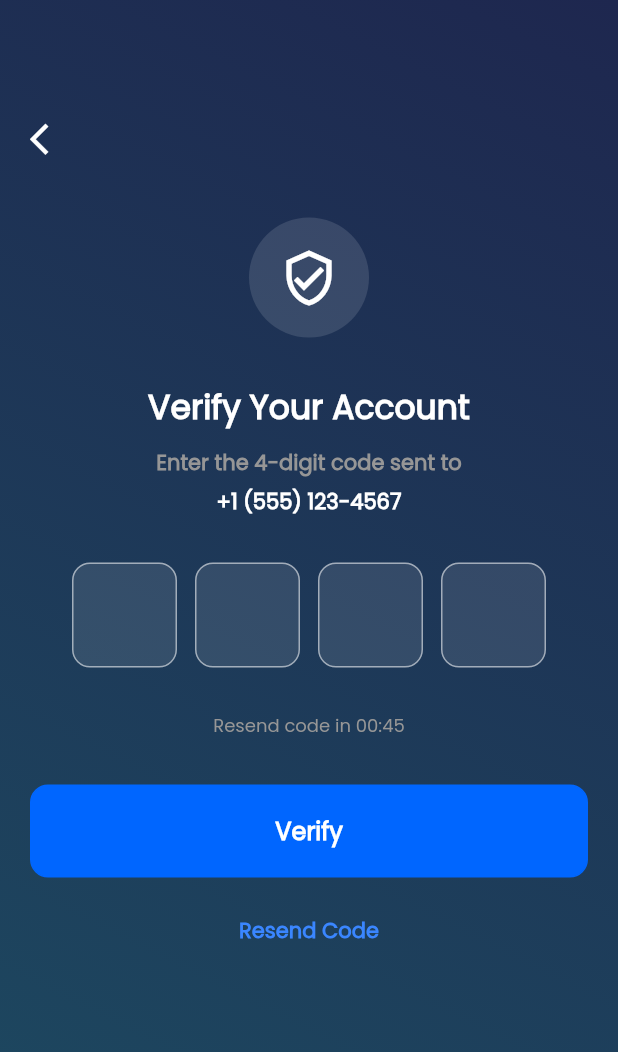
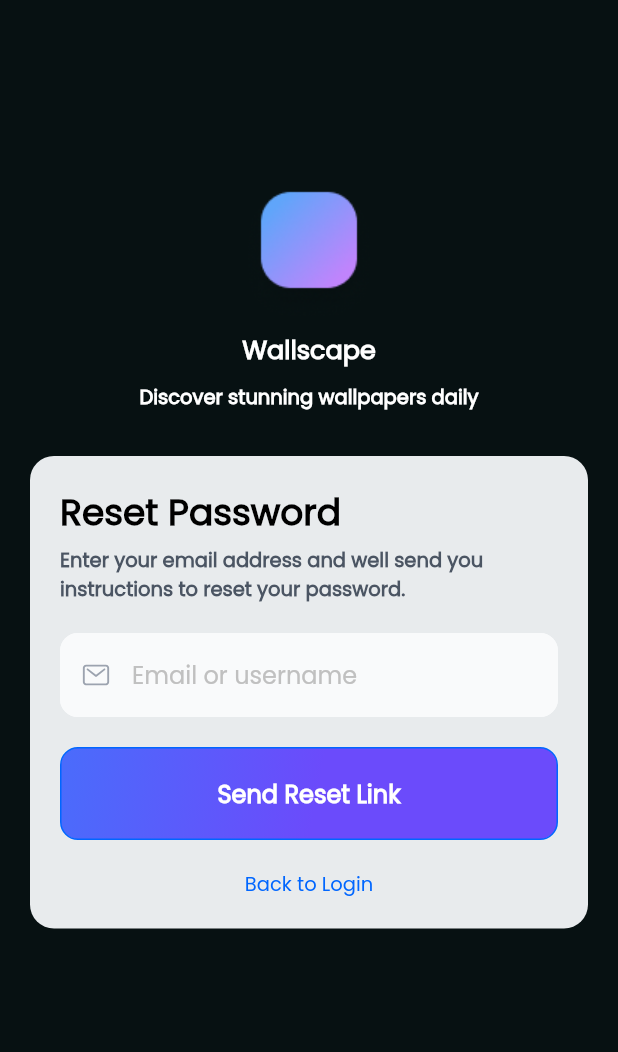
Before and after one commit to zobayerdev/Flutter_Wallpaper, a Flutter app: the OtpScreen screen opened by its route, after a tap on "Verify", on a phone screen of 412 x 824 dp. Shown: the top 1052 px of the screen. Run offline on Flutter 3.47's test engine with Material 3 defaults, Android fonts, the phone set to English and light mode, and no system bars; our stand-ins replace dio, flutter_svg, fluttertoast, get, get_it, get_storage and 1 more; accounts and stored records are empty.

Commit message:
forget screen and new pass screen 100% done

```diff
--- a/lib/assets_helper/app_colors.dart
+++ b/lib/assets_helper/app_colors.dart
@@ -9,6 +9,8 @@ class AppColors {
   static const Color snow_blue_color = Color(0xFFEFF6FF);
   static const Color gradiant_one = Color(0xFF1E274F);
   static const Color gradiant_two = Color(0xFF1D4A61);
+  static const Color gradiantStart = Color(0xFF6B4BFB);
+  static const Color gradiantEnd = Color(0xFF4B6BFB);
 
   static const Color cDBEAFE = Color(0xFFDBEAFE);
   static const Color c6B7280 = Color(0xFF6B7280);
--- a/lib/assets_helper/app_images.dart
+++ b/lib/assets_helper/app_images.dart
@@ -10,6 +10,7 @@ class AppImages {
   static const String iconImage = '$imageRoute/icon.png';
   static const String bgImage = '$imageRoute/background.png';
   static const String logo = '$imageRoute/logo.png';
+  static const String logo2 = '$imageRoute/logo2.png';
   static const String googleImage = '$imageRoute/google_image.png';
   static const String wallpaper_1 = '$imageRoute/wallpaper_1.png';
   static const String wallpaper_2 = '$imageRoute/wallpaper_2.png';
--- a/lib/common_widgets/custom_button.dart
+++ b/lib/common_widgets/custom_button.dart
@@ -42,12 +42,11 @@
 
 import 'package:wallpaper_hub/assets_helper/app_colors.dart';
 import 'package:flutter/material.dart';
-
 import 'package:wallpaper_hub/assets_helper/app_fonts.dart';
 
 Widget customButton({
   required String name,
-  required VoidCallback? onCallBack, // Allow null for safety
+  required VoidCallback? onCallBack,
   double? height,
   double? minWidth,
   double? borderRadius,
@@ -56,17 +55,19 @@ Widget customButton({
   TextStyle? textStyle,
   required BuildContext context,
   Color? borderColor,
+  Gradient? gradient,
   elevation,
 }) {
   return GestureDetector(
-    onTap: onCallBack ?? () {}, // Provide a fallback if null
+    onTap: onCallBack ?? () {},
     child: Container(
       height: height ?? 62,
       width: minWidth ?? double.infinity,
       padding: padding ?? EdgeInsets.all(0),
       alignment: Alignment.center,
       decoration: BoxDecoration(
-        color: color ?? AppColors.c6940C9,
+        gradient: gradient,
+        color: gradient == null ? color ?? AppColors.gradiantEnd : null,
         borderRadius: BorderRadius.circular(borderRadius ?? 12),
         border: Border.all(
           color: borderColor ?? AppColors.c0A5B55,
--- a/lib/features/auth_screen/presentation/forget_screen.dart
+++ b/lib/features/auth_screen/presentation/forget_screen.dart
@@ -0,0 +1,150 @@
+import 'package:flutter/material.dart';
+import 'package:flutter_svg/flutter_svg.dart';
+import 'package:wallpaper_hub/assets_helper/app_colors.dart';
+import 'package:wallpaper_hub/assets_helper/app_fonts.dart';
+import 'package:wallpaper_hub/assets_helper/app_icons.dart';
+import 'package:wallpaper_hub/assets_helper/app_images.dart';
+import 'package:wallpaper_hub/common_widgets/custom_button.dart';
+import 'package:wallpaper_hub/common_widgets/custom_text_field.dart';
+import 'package:wallpaper_hub/constants/custome_theme.dart';
+import 'package:wallpaper_hub/helpers/all_routes.dart';
+import 'package:wallpaper_hub/helpers/navigation_service.dart';
+
+
+class ForgetScreen extends StatefulWidget {
+  const ForgetScreen({super.key});
+
+  @override
+  State<ForgetScreen> createState() => _ForgetScreenState();
+}
+
+class _ForgetScreenState extends State<ForgetScreen> {
+  @override
+  Widget build(BuildContext context) {
+    return Scaffold(
+      body: Container(
+        width: double.infinity,
+        height: double.infinity,
+        decoration: BoxDecoration(
+          color: CustomTheme.kToDark,
+        ),
+        child: SizedBox(
+          child: SingleChildScrollView(
+            child: Padding(
+              padding: EdgeInsets.only(top: 120, left: 20, right: 20),
+              child: Center(
+                child: Column(
+                  mainAxisAlignment: MainAxisAlignment.center,
+                  crossAxisAlignment: CrossAxisAlignment.center,
+                  children: [
+                    Image.asset(
+                      AppImages.logo2,
+                      height: 100,
+                      width: 100,
+                    ),
+                    Text(
+                      'Wallscape',
+                      style: TextFontStyle.textStyle17w600Poppins.copyWith(
+                        fontWeight: FontWeight.bold,
+                        color: AppColors.white,
+                      ),
+                    ),
+                    SizedBox(height: 10),
+                    Text(
+                      'Discover stunning wallpapers daily',
+                      style: TextFontStyle.textStyle13w600Poppins.copyWith(
+                        fontWeight: FontWeight.bold,
+                        color: AppColors.white,
+                      ),
+                    ),
+                    SizedBox(height: 30),
+                    Container(
+                      width: double.infinity,
+                      decoration: BoxDecoration(
+                        color: AppColors.cE8EBED,
+                        borderRadius: BorderRadius.circular(16),
+                      ),
+                      padding: EdgeInsets.all(20),
+                      child: Column(
+                        children: [
+                          Row(
+                            mainAxisAlignment: MainAxisAlignment.start,
+                            children: [
+                              Text(
+                                'Reset Password',
+                                style: TextFontStyle.headLine24w600Poppins
+                                    .copyWith(
+                                  fontWeight: FontWeight.bold,
+                                  color: AppColors.blackColor,
+                                ),
+                              ),
+                            ],
+                          ),
+                          SizedBox(height: 4),
+                          Row(
+                            mainAxisAlignment: MainAxisAlignment.start,
+                            children: [
+                              Text(
+                                'Enter your email address and well send you \ninstructions to reset your password.',
+                                style: TextFontStyle.textStyle13w600Poppins.copyWith(
+                                  fontWeight: FontWeight.bold,
+                                  color: AppColors.c4B5563,
+                                ),
+                              ),
+                            ],
+                          ),
+                          SizedBox(height: 20),
+                          CustomTextfield(
+                            hintText: 'Email or username',
+                            inputType: TextInputType.emailAddress,
+                            fillColor: AppColors.cF9FAFB,
+                            borderColor: AppColors.cF9FAFB,
+                            prefixIcon: Padding(
+                              padding: const EdgeInsets.all(14.0),
+                              child: SvgPicture.asset(
+                                AppIcons.emailSvg,
+                              ),
+                            ),
+                          ),
+
+                          SizedBox(height: 20),
+                          customButton(
+                            name: 'Send Reset Link',
+                            onCallBack: () {
+                              NavigationService.navigateTo(
+                                Routes.newPassScreen,
+                              );
+                            },
+                            context: context,
+                            gradient: LinearGradient(
+                              colors: [
+                                AppColors.gradiantEnd,
+                                AppColors.gradiantStart,
+                              ],
+                              begin: Alignment.centerLeft,
+                              end: Alignment.bottomCenter,
+                            ),
+                            borderColor: AppColors.primaryColor,
+                          ),
+
+                          SizedBox(height: 20),
+                          Text(
+                            "Back to Login",
+                            style:
+                            TextFontStyle.textStyle13w500Poppins.copyWith(
+                              color: AppColors.primaryColor,
+                            ),
+                          ),
+                        ],
+                      ),
+                    ),
+                  ],
+                ),
+              ),
+            ),
+          ),
+        ),
+      ),
+    );
+  }
+}
--- a/lib/features/auth_screen/presentation/otp_screen.dart
+++ b/lib/features/auth_screen/presentation/otp_screen.dart
@@ -107,7 +107,7 @@ class _OtpScreenState extends State<OtpScreen> {
                       name: 'Verify',
                       onCallBack: () {
                         NavigationService.navigateTo(
-                          Routes.otpScreen,
+                          Routes.forgetScreen,
                         );
                       },
                       context: context,
--- a/lib/helpers/all_routes.dart
+++ b/lib/helpers/all_routes.dart
@@ -1,7 +1,9 @@
 import 'dart:io';
 
 import 'package:flutter/cupertino.dart';
+import 'package:wallpaper_hub/features/auth_screen/presentation/forget_screen.dart';
 import 'package:wallpaper_hub/features/auth_screen/presentation/login_screen.dart';
+import 'package:wallpaper_hub/features/auth_screen/presentation/new_pass_screen.dart';
 import 'package:wallpaper_hub/features/auth_screen/presentation/otp_screen.dart';
 import 'package:wallpaper_hub/features/auth_screen/presentation/signup_screen.dart';
 
@@ -14,6 +16,8 @@ final class Routes {
   static const String logInScreen = '/logInScreen';
   static const String signUpScreen = '/signUpScreen';
   static const String otpScreen = '/otpScreen';
+  static const String forgetScreen = '/forgetScreen';
+  static const String newPassScreen = '/newPassScreen';
 
 }
 
@@ -38,6 +42,14 @@ final class RouteGenerator {
         return Platform.isAndroid
             ? _FadedTransitionRoute(widget: OtpScreen(), settings: settings)
             : CupertinoPageRoute(builder: (context) => OtpScreen());
+      case Routes.forgetScreen:
+        return Platform.isAndroid
+            ? _FadedTransitionRoute(widget: ForgetScreen(), settings: settings)
+            : CupertinoPageRoute(builder: (context) => ForgetScreen());
+      case Routes.newPassScreen:
+        return Platform.isAndroid
+            ? _FadedTransitionRoute(widget: NewPassScreen(), settings: settings)
+            : CupertinoPageRoute(builder: (context) => NewPassScreen());
 
       default:
         return null;
```
Also changed, not shown: lib/features/auth_screen/presentation/login_screen.dart (+9 -3 lines), lib/features/auth_screen/presentation/new_pass_screen.dart (+182 -0 lines), assets/images/logo2.png (added), 4 other files.
